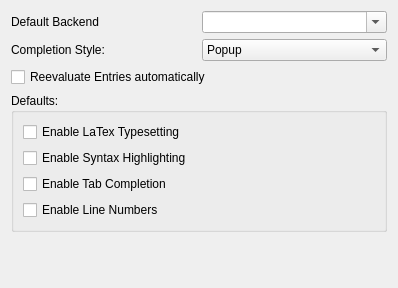
Qt form src/settings.ui (KDE/cantor) before a commit.
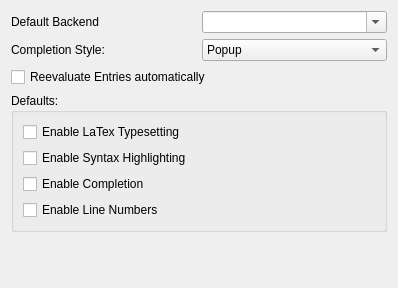
The same form after that commit. Custom widgets are drawn as their Qt base class.

Commit message: - make Shortcut for Completion configurable instead of hardcoding Tab - rename TabCompletion classes to Completion*

```diff
--- a/src/settings.ui
+++ b/src/settings.ui
@@ -89,7 +89,7 @@
         <item>
          <widget class="QCheckBox" name="kcfg_TabCompletionDefault">
           <property name="text">
-           <string>Enable Tab Completion</string>
+           <string>Enable Completion</string>
           </property>
          </widget>
         </item>
```
Left out of the diff: 2 changed lines with no effect on the pictures. The commit also changes 28 other files.
